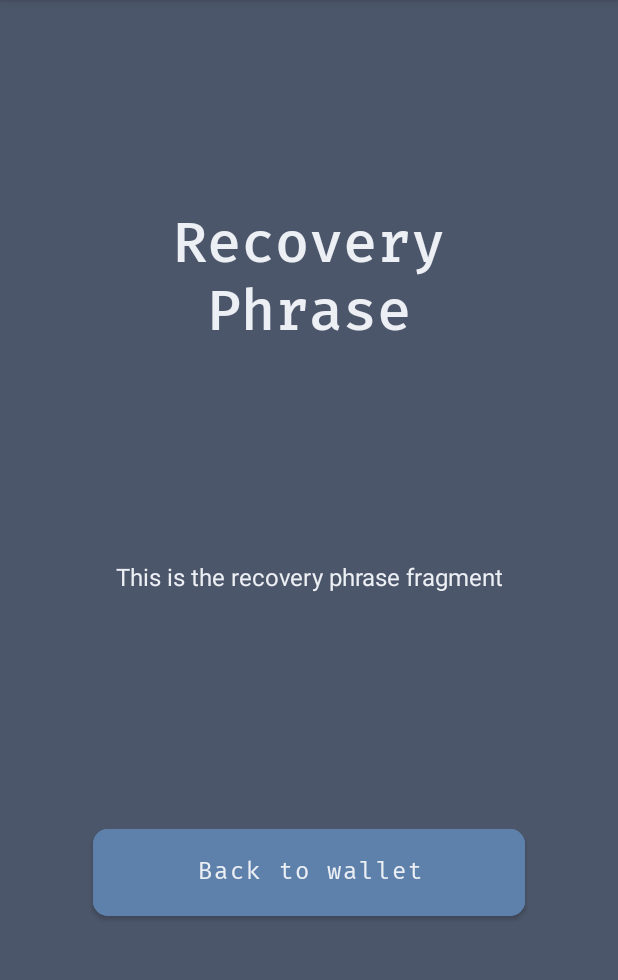
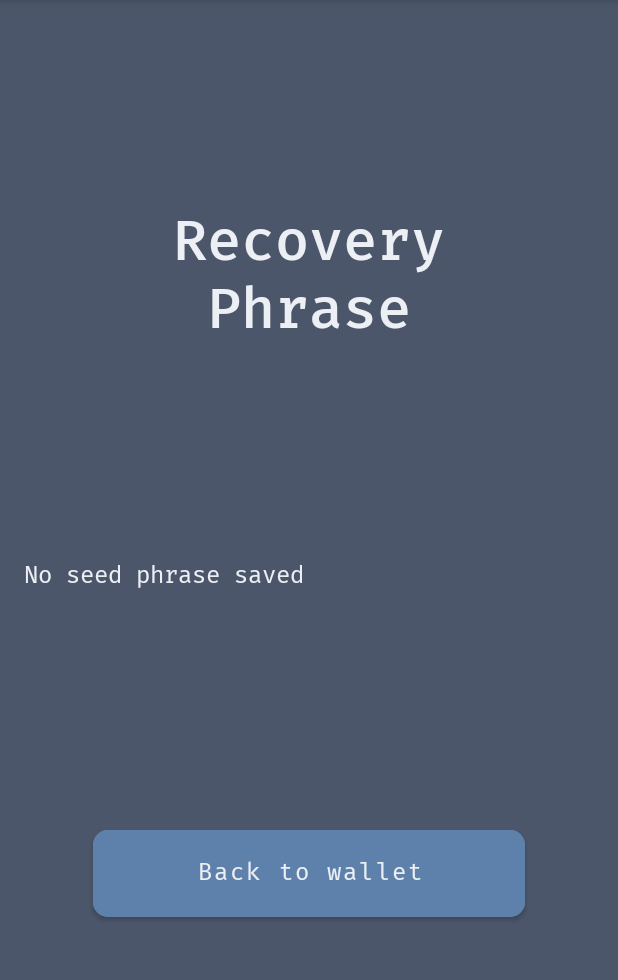
Before and after one commit to thunderbiscuit/devkit-wallet, an Android app: the RecoveryPhraseFragment screen opened through its navigation route, on a phone screen of 412 x 824 dp, the part 84-1064 px from its top. Run offline under Robolectric (Android 15) with nearby library versions, the phone set to English and light mode, and no system bars.

Commit message:
Display recovery phrase in fragment

```diff
--- a/app/src/main/java/com/goldenraven/bdksampleapp/data/Repository.kt
+++ b/app/src/main/java/com/goldenraven/bdksampleapp/data/Repository.kt
@@ -43,6 +43,10 @@ object Repository {
         editor.apply()
     }
 
+    fun getMnemonic(): String {
+        return sharedPreferences.getString("mnemonic", "No seed phrase saved") ?: "Seed phrase not there"
+    }
+
     fun getInitialWalletData(): RequiredInitialWalletData {
         val descriptor: String = sharedPreferences.getString("descriptor", null)!!
         val changeDescriptor: String = sharedPreferences.getString("changeDescriptor", null)!!
--- a/app/src/main/java/com/goldenraven/bdksampleapp/wallet/RecoveryPhraseFragment.kt
+++ b/app/src/main/java/com/goldenraven/bdksampleapp/wallet/RecoveryPhraseFragment.kt
@@ -13,6 +13,7 @@ import androidx.fragment.app.Fragment
 import androidx.navigation.Navigation
 import com.goldenraven.bdksampleapp.R
 import com.goldenraven.bdksampleapp.databinding.FragmentRecoveryPhraseBinding
+import com.goldenraven.bdksampleapp.data.Repository
 
 class RecoveryPhraseFragment : Fragment() {
 
@@ -30,8 +31,9 @@ class RecoveryPhraseFragment : Fragment() {
     override fun onViewCreated(view: View, savedInstanceState: Bundle?) {
         super.onViewCreated(view, savedInstanceState)
 
+        binding.recoveryPhrase.text = Repository.getMnemonic()
+
         val navController = Navigation.findNavController(view)
-
         binding.settingsToWalletButton.setOnClickListener {
             navController.navigate(R.id.action_settingsFragment_to_walletFragment)
         }
--- a/app/src/main/res/layout/fragment_recovery_phrase.xml
+++ b/app/src/main/res/layout/fragment_recovery_phrase.xml
@@ -13,19 +13,19 @@
         android:gravity="center"
         android:text="@string/recovery_phrase"
         android:textSize="38sp"
-        app:layout_constraintBottom_toTopOf="@+id/textView8"
+        app:layout_constraintBottom_toTopOf="@+id/recoveryPhrase"
         app:layout_constraintEnd_toEndOf="parent"
         app:layout_constraintStart_toStartOf="parent"
         app:layout_constraintTop_toTopOf="parent" />
 
     <TextView
-        android:id="@+id/textView8"
+        android:id="@+id/recoveryPhrase"
         android:layout_width="0dp"
         android:layout_height="wrap_content"
         android:layout_marginStart="16dp"
         android:layout_marginEnd="16dp"
-        android:fontFamily="sans-serif"
-        android:gravity="center"
+        android:fontFamily="@font/fira_mono"
+        android:gravity="center|start"
         android:text="@string/recovery_fragment_info"
         android:textSize="16sp"
         app:layout_constraintBottom_toBottomOf="parent"
@@ -47,6 +47,6 @@
         app:layout_constraintBottom_toBottomOf="parent"
         app:layout_constraintEnd_toEndOf="parent"
         app:layout_constraintStart_toStartOf="parent"
-        app:layout_constraintTop_toBottomOf="@+id/textView8" />
+        app:layout_constraintTop_toBottomOf="@+id/recoveryPhrase" />
 
 </androidx.constraintlayout.widget.ConstraintLayout>
```
